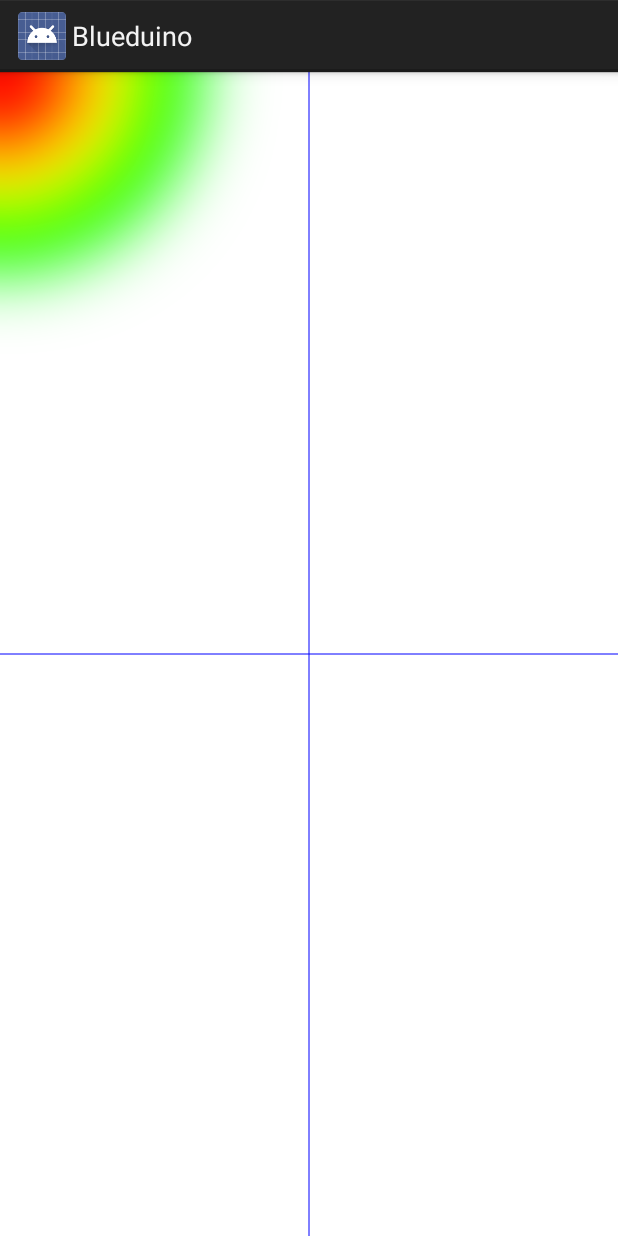
After one commit to Polymathronic/Sedlo, an Android app: the VisualizeActivity screen opened directly, with no data from a screen before it, on a phone screen of 412 x 824 dp. The commit adds this screen. Run offline under Robolectric (Android 15) with nearby library versions, the phone set to English and light mode, and no system bars.

Commit message:
Added seat map & sim

```diff
--- a/app/src/main/AndroidManifest.xml
+++ b/app/src/main/AndroidManifest.xml
@@ -15,7 +15,8 @@
         android:allowBackup="true"
         android:icon="@drawable/ic_launcher"
         android:label="@string/app_name"
-        android:theme="@style/AppTheme" >
+        android:theme="@style/AppTheme"
+        android:hardwareAccelerated="false" >
         <activity
             android:name="com.aprilbrother.blueduino.MainActivity"
             android:label="@string/app_name" >
@@ -28,6 +29,7 @@
 
         <activity android:name="com.aprilbrother.blueduino.OperateActivity" ></activity>
         <activity android:name="com.aprilbrother.blueduino.CommunicateActivity" ></activity>
+        <activity android:name="com.aprilbrother.blueduino.VisualizeActivity" ></activity>
 
         <service android:enabled="true" android:name=".UartService" />
 
--- /dev/null
+++ b/app/src/main/java/com/aprilbrother/blueduino/CanvasView.java
@@ -0,0 +1,140 @@
+package com.aprilbrother.blueduino;
+
+import android.content.Context;
+import android.graphics.Bitmap;
+import android.graphics.BlurMaskFilter;
+import android.graphics.Canvas;
+import android.graphics.Color;
+import android.graphics.Paint;
+import android.graphics.Path;
+import android.graphics.Point;
+import android.util.AttributeSet;
+import android.view.Display;
+import android.view.MotionEvent;
+import android.view.View;
+import android.view.WindowManager;
+
+public class CanvasView extends View {
+
+    public int width;
+    public int height;
+    private Bitmap mBitmap;
+    private Canvas mCanvas;
+    private Path mPath;
+    Context context;
+    private Paint gPaint;
+    private Paint yPaint;
+    private Paint rPaint;
+    private Paint bPaint;
+    private float mX, mY;
+    private static final float TOLERANCE = 5;
+    private boolean touched = false;
+
+    public CanvasView(Context c, AttributeSet attrs) {
+        super(c, attrs);
+        context = c;
+
+        // we set a new Path
+        mPath = new Path();
+
+        // and we set new Paints with the desired attributes
+        gPaint = new Paint();
+        yPaint = new Paint();
+        rPaint = new Paint();
+        // This one is only for the background
+        bPaint = new Paint();
+
+        // Green
+        gPaint.setAntiAlias(true);
+        gPaint.setColor(Color.GREEN);
+        gPaint.setStyle(Paint.Style.FILL);
+        gPaint.setStrokeJoin(Paint.Join.ROUND);
+        gPaint.setStrokeWidth(360);
+        gPaint.setMaskFilter(new BlurMaskFilter(60, BlurMaskFilter.Blur.NORMAL));
+
+        // Yellow
+        yPaint.setAntiAlias(true);
+        yPaint.setColor(Color.YELLOW);
+        yPaint.setStyle(Paint.Style.FILL);
+        yPaint.setStrokeJoin(Paint.Join.ROUND);
+        yPaint.setStrokeWidth(240);
+        yPaint.setMaskFilter(new BlurMaskFilter(60, BlurMaskFilter.Blur.NORMAL));
+
+        // Red
+        rPaint.setAntiAlias(true);
+        rPaint.setColor(Color.RED);
+        rPaint.setStyle(Paint.Style.FILL);
+        rPaint.setStrokeJoin(Paint.Join.ROUND);
+        rPaint.setStrokeWidth(120);
+        rPaint.setMaskFilter(new BlurMaskFilter(60, BlurMaskFilter.Blur.NORMAL));
+
+        // Background (seat sensors)
+        bPaint.setColor(Color.BLUE);
+    }
+
+    // override onSizeChanged
+    @Override
+    protected void onSizeChanged(int w, int h, int oldw, int oldh) {
+        super.onSizeChanged(w, h, oldw, oldh);
+        width = w;
+        height = h;
+
+        // your Canvas will draw onto the defined Bitmap
+        mBitmap = Bitmap.createBitmap(w, h, Bitmap.Config.ARGB_8888);
+        mCanvas = new Canvas(mBitmap);
+    }
+
+    // override onDraw
+    @Override
+    protected void onDraw(Canvas canvas) {
+        super.onDraw(canvas);
+
+        canvas.drawLine (width/2, 0, width/2, height, bPaint);
+        canvas.drawLine (0, height/2, width, height/2, bPaint);
+
+        // draw the mPath with the gPaint on the canvas when onDraw
+        if(touched) {
+            canvas.drawCircle(mX, mY, 200, gPaint);
+            canvas.drawCircle(mX, mY, 150, yPaint);
+            canvas.drawCircle(mX, mY, 75, rPaint);
+        }
+
+        touched = true;
+    }
+
+    // when ACTION_DOWN start touch according to the x,y values
+    private void startTouch(float x, float y) {
+        mPath.moveTo(x, y);
+        mX = x;
+        mY = y;
+    }
+
+    public void clearCanvas() {
+        mPath.reset();
+        invalidate();
+    }
+
+    // when ACTION_UP stop touch
+    private void upTouch() {
+        mPath.lineTo(mX, mY);
+    }
+
+    //override the onTouchEvent
+    @Override
+    public boolean onTouchEvent(MotionEvent event) {
+        float x = event.getX();
+        float y = event.getY();
+
+        switch (event.getAction()) {
+            case MotionEvent.ACTION_DOWN:
+                startTouch(x, y);
+                invalidate();
+                break;
+            case MotionEvent.ACTION_UP:
+                upTouch();
+                invalidate();
+                break;
+        }
+        return true;
+    }
+}
--- a/app/src/main/java/com/aprilbrother/blueduino/MainActivity.java
+++ b/app/src/main/java/com/aprilbrother/blueduino/MainActivity.java
@@ -66,6 +66,12 @@ public class MainActivity extends Activity {
 	public void rescan(View view){
 		searchDevice();
 		showDeviceList();
+	}
+
+	public void simulate(View view){
+		Intent intent = new
+				Intent(MainActivity.this,CommunicateActivity.class);
+		startActivity(intent);
 	}
 
 	/**
--- /dev/null
+++ b/app/src/main/java/com/aprilbrother/blueduino/VisualizeActivity.java
@@ -0,0 +1,25 @@
+package com.aprilbrother.blueduino;
+
+import android.app.Activity;
+import android.os.Bundle;
+import android.view.View;
+
+/**
+ * Created by Uros.Milosevic on 6/2/2016.
+ */
+public class VisualizeActivity extends Activity {
+
+    private CanvasView customCanvas;
+
+    @Override
+    protected void onCreate(Bundle savedInstanceState) {
+        setContentView(R.layout.activity_visualize);
+        super.onCreate(savedInstanceState);
+
+        customCanvas = (CanvasView) findViewById(R.id.signature_canvas);
+    }
+
+    public void clearCanvas(View v) {
+        customCanvas.clearCanvas();
+    }
+}
--- /dev/null
+++ b/app/src/main/res/layout/activity_visualize.xml
@@ -0,0 +1,12 @@
+<?xml version="1.0" encoding="utf-8"?>
+<LinearLayout xmlns:android="http://schemas.android.com/apk/res/android"
+    android:orientation="vertical" android:layout_width="match_parent"
+    android:layout_height="match_parent">
+
+    <com.aprilbrother.blueduino.CanvasView
+        android:id="@+id/signature_canvas"
+        android:layout_width="match_parent"
+        android:layout_height="match_parent"
+        android:textColor="#FFFFFF" />
+
+</LinearLayout>
```
Also changed, not shown: app/src/main/java/com/aprilbrother/blueduino/CommunicateActivity.java (+13 -3 lines), app/src/main/res/layout/activity_communicate.xml (+9 -0 lines), app/src/main/res/layout/activity_main.xml (+10 -0 lines), 142 other files.
